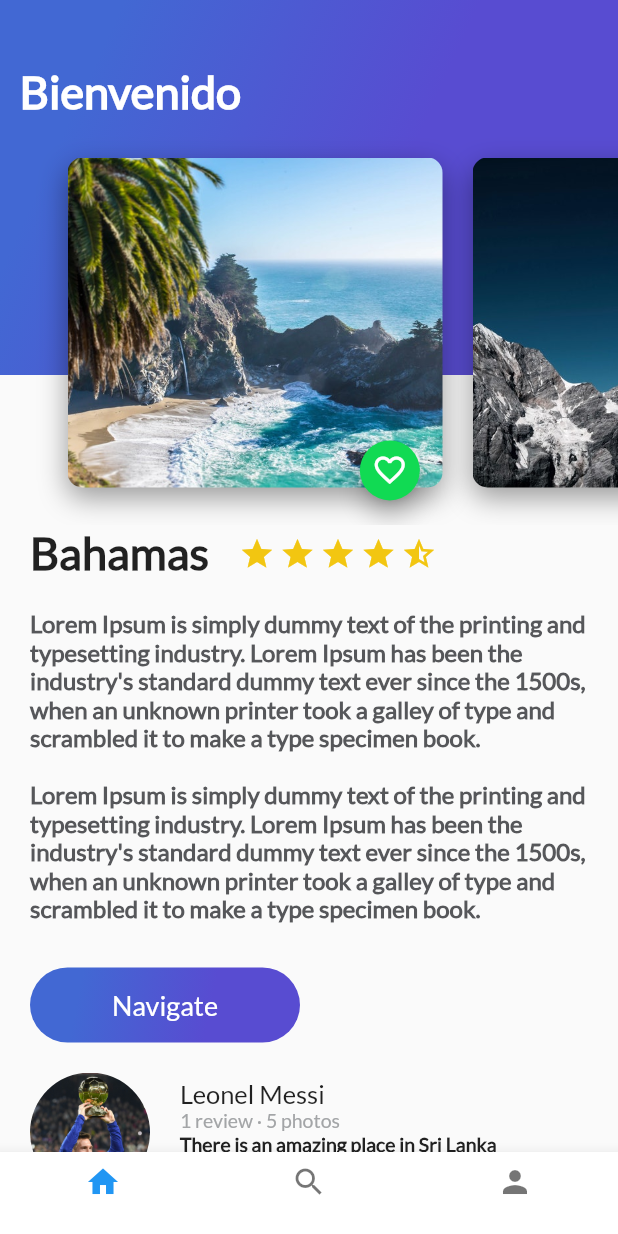
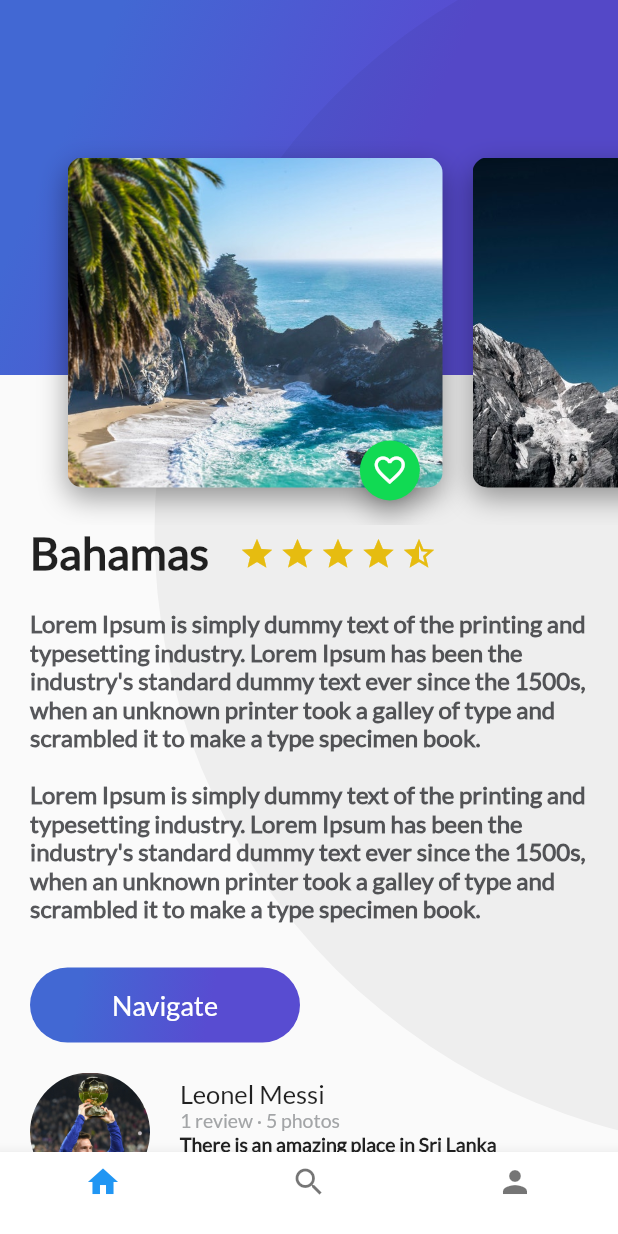
Before and after one commit to JR-10/Flutter-BLoC-Practica, a Flutter app: the PlatziTrips screen opened directly, on a phone screen of 412 x 824 dp. Run offline on Flutter 3.47's test engine with Material 2 defaults, Android fonts, the phone set to English and light mode, and no system bars; our stand-ins replace cloud_firestore, firebase_auth, firebase_core, google_sign_in; missing offline and left inert: generic_bloc_provider; accounts and stored records are empty.

Commit message:
Ajuste gradiente de las vistas

```diff
--- a/lib/Place/ui/screens/header_appbar.dart
+++ b/lib/Place/ui/screens/header_appbar.dart
@@ -6,7 +6,12 @@ class HeaderAppBar extends StatelessWidget {
   @override
   Widget build(BuildContext context) {
     return Stack(
-      children: <Widget>[GradientBack("Bienvenido", 250.0), CardImageList()],
+      children: <Widget>[
+        GradientBack(
+          altura: 250.0,
+        ),
+        CardImageList()
+      ],
     );
   }
 }
--- a/lib/User/repository/cloud_firestore_api.dart
+++ b/lib/User/repository/cloud_firestore_api.dart
@@ -23,6 +23,7 @@ class CloudFirestoreAPI {
       'name': usuario.name,
       'email': usuario.email,
       'photoURL': usuario.photoUrl,
+      'state': true,
       'myPlaces': usuario.myPlaces,
       'myFavoritePlaces': usuario.myFavoritePlaces,
       'lastSignIn': DateTime.now()
--- a/lib/Widgets/gradient_back.dart
+++ b/lib/Widgets/gradient_back.dart
@@ -4,11 +4,21 @@ class GradientBack extends StatelessWidget {
   String title = "Popular";
   double altura = 0.0;
 
-  GradientBack(this.title, this.altura);
+  GradientBack({Key key, this.altura});
 
   @override
   Widget build(BuildContext context) {
+    // Declarar variables especiales
+    double alturaPantalla = MediaQuery.of(context).size.height;
+    double anchoPantalla = MediaQuery.of(context).size.width;
+
+    // validacion altura == null, entonces toma fullscreen
+    if (altura == null) {
+      altura = alturaPantalla;
+    }
+
     return Container(
+        width: anchoPantalla,
         height: altura,
         decoration: BoxDecoration(
             gradient: LinearGradient(
@@ -17,15 +27,28 @@ class GradientBack extends StatelessWidget {
                 end: FractionalOffset(1.0, 0.6),
                 stops: [0.0, 0.6],
                 tileMode: TileMode.clamp)),
-      child: Text(
+        child: FittedBox(
+          fit: BoxFit.none,
+          alignment: Alignment(-1.5, -0.8),
+          child: Container(
+            width: alturaPantalla,
+            height: alturaPantalla,
+            decoration: BoxDecoration(
+              color: Color.fromRGBO(0, 0, 0, 0.05),
+              borderRadius: BorderRadius.circular(alturaPantalla / 2),
+            ),
+          ),
+        )
+        /*
+      Text(
         title,
         style: TextStyle(
             color: Colors.white,
             fontSize: 30.0,
             fontFamily: "Lato",
             fontWeight: FontWeight.bold),
-      ),
-      alignment: Alignment(-0.9, -0.6),
+      ),*/
+        // alignment: Alignment(-0.9, -0.6),
         );
   }
 }
```
Also changed, not shown: lib/Place/ui/screens/add_place_screen.dart (added, +43 -0 lines), lib/User/ui/screens/inicio_sesion.dart (+16 -7 lines). Lines whose indentation alone changed are shown as unchanged.
